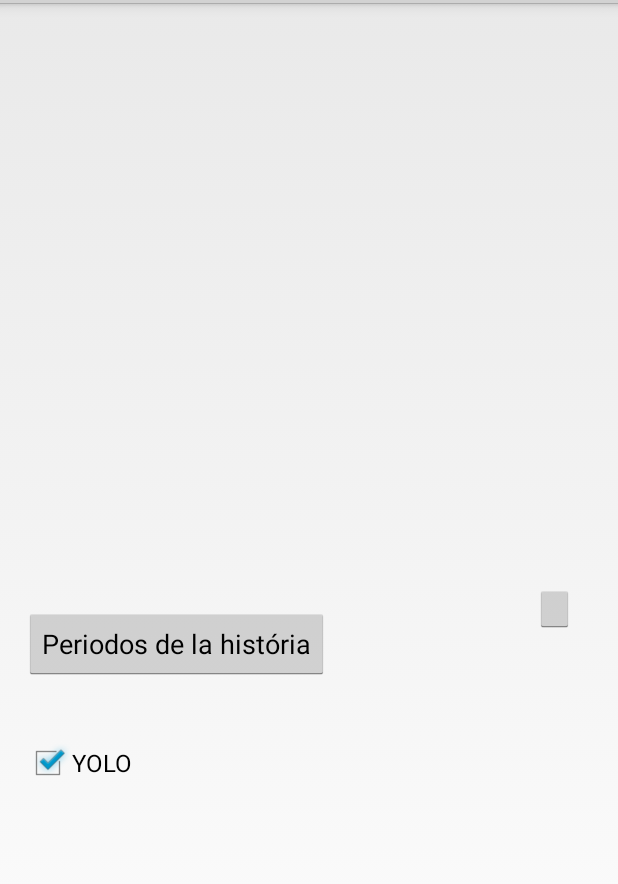
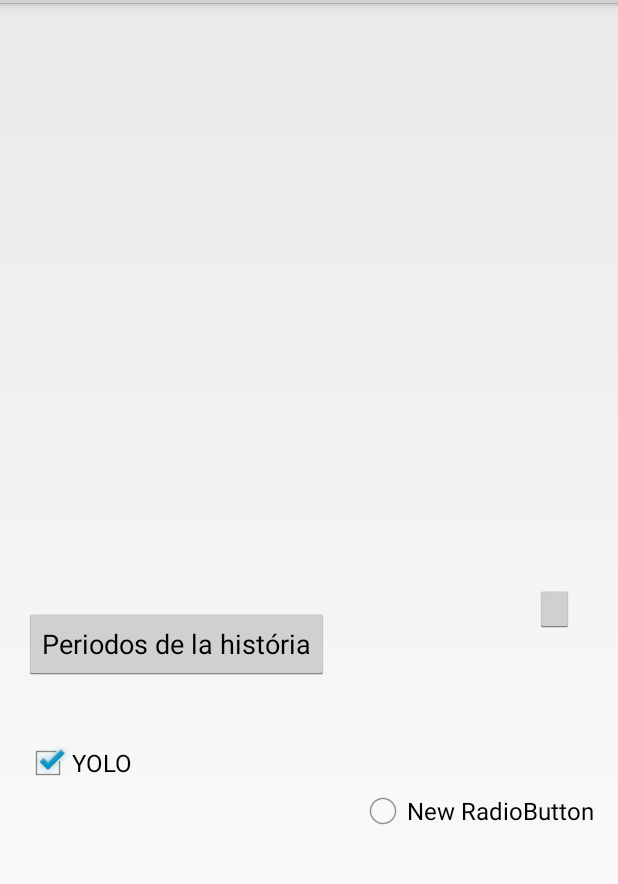
Before and after one commit to alfresanc/wikimx, an Android app: the screen it shows after launch (MainActivity), on a phone screen of 412 x 824 dp, the part 69-953 px from its top. Run offline under Robolectric (Android 15) with nearby library versions, the phone set to English and light mode, and no system bars.

```diff
--- a/wikimx/src/main/res/layout/activity_main.xml
+++ b/wikimx/src/main/res/layout/activity_main.xml
@@ -33,4 +33,10 @@
             android:text="@string/checkBoxDos"
             android:id="@+id/checkBoxUNO" android:layout_below="@+id/buttonPeriodos"
             android:layout_alignLeft="@+id/gridMenuPrincipal" android:layout_marginTop="39dp" android:checked="true"/>
+    <RadioButton
+            android:layout_width="wrap_content"
+            android:layout_height="wrap_content"
+            android:text="New RadioButton"
+            android:id="@+id/radioButton" android:layout_below="@+id/checkBoxUNO"
+            android:layout_alignRight="@+id/gridMenuPrincipal"/>
 </RelativeLayout>
```
